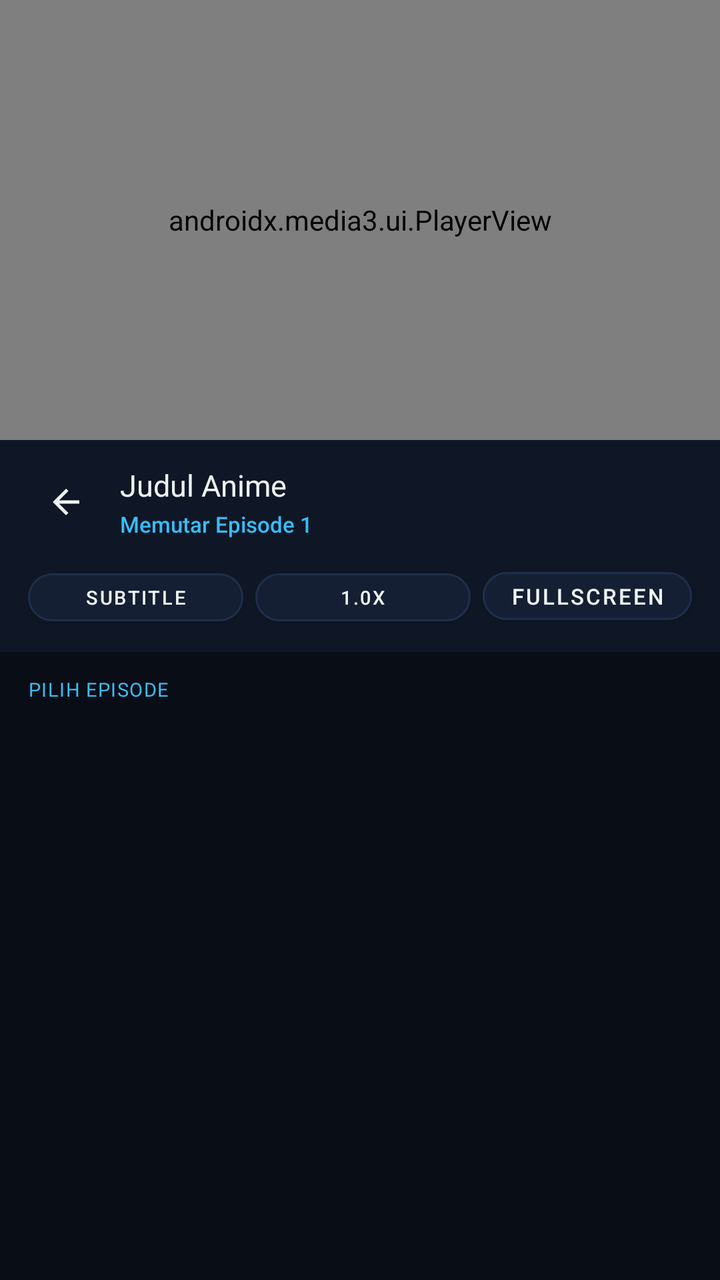
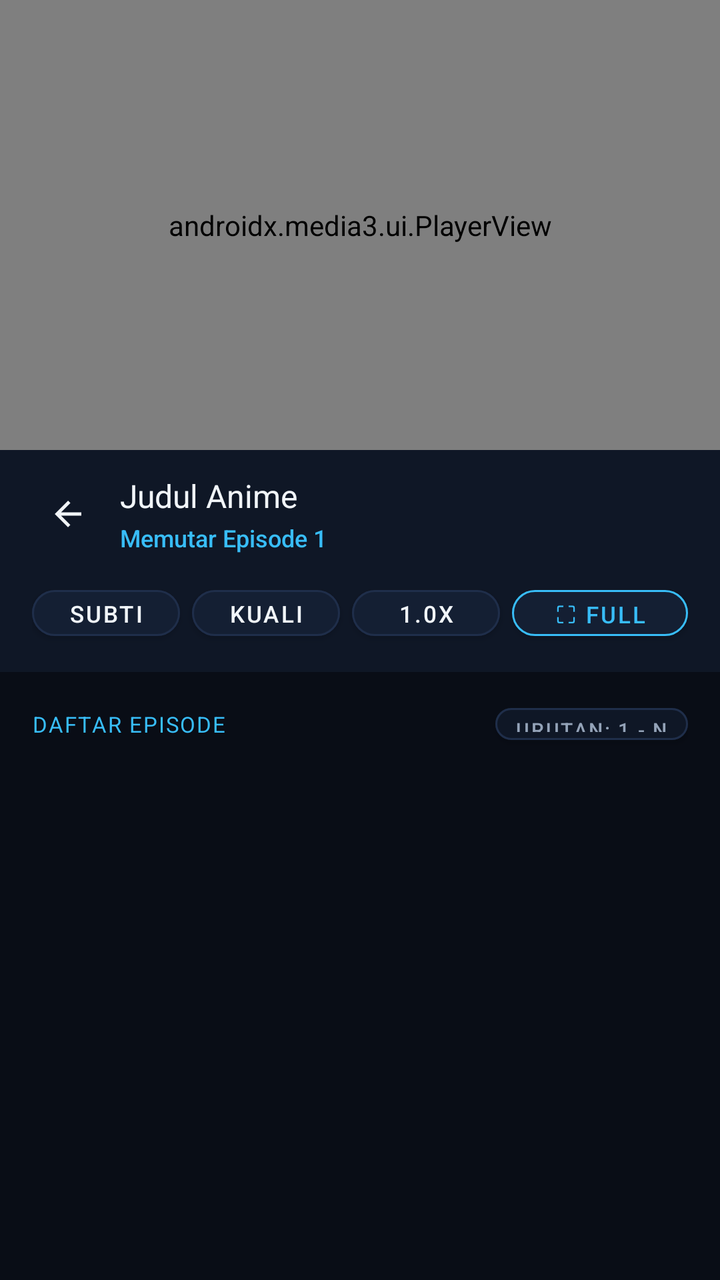

An Android layout rendered at two revisions. The XML below is the earlier revision; the diff shows what the commit changed to produce the second picture.
<!-- AndroidManifest.xml: application theme Theme.Menatap -->
<!-- res/layout/activity_player.xml -->
<?xml version="1.0" encoding="utf-8"?>
<LinearLayout xmlns:android="http://schemas.android.com/apk/res/android"
    xmlns:app="http://schemas.android.com/apk/res-auto"
    android:id="@+id/layout_player_root"
    android:layout_width="match_parent"
    android:layout_height="match_parent"
    android:orientation="vertical"
    android:background="@color/frost_void">

    
    <FrameLayout
        android:id="@+id/fl_player_wrapper"
        android:layout_width="match_parent"
        android:layout_height="220dp"
        android:background="#000000">

        <androidx.media3.ui.PlayerView
            android:id="@+id/player_view"
            android:layout_width="match_parent"
            android:layout_height="match_parent"
            app:surface_type="surface_view"
            app:resize_mode="fit" />

        
        <Button
            android:id="@+id/btn_skip_op_ed"
            android:layout_width="wrap_content"
            android:layout_height="38dp"
            android:layout_gravity="bottom|end"
            android:layout_marginEnd="16dp"
            android:layout_marginBottom="16dp"
            android:backgroundTint="@color/hud_background"
            app:strokeColor="@color/accent_glacial"
            app:strokeWidth="1dp"
            app:cornerRadius="19dp"
            app:icon="@drawable/ic_skip_next"
            app:iconTint="@color/accent_glacial"
            app:iconPadding="4dp"
            app:iconSize="14dp"
            android:text="Lewati Intro"
            android:textColor="@color/text_frost_bright"
            android:textSize="@dimen/text_caption"
            android:fontFamily="sans-serif-medium"
            android:visibility="gone" />

        
        <ImageButton
            android:id="@+id/btn_screen_lock"
            android:layout_width="40dp"
            android:layout_height="40dp"
            android:layout_gravity="start|center_vertical"
            android:layout_marginStart="16dp"
            android:background="@drawable/bg_badge_frost"
            android:src="@drawable/ic_lock_open"
            app:tint="@color/text_frost_bright"
            android:visibility="gone"
            android:contentDescription="Kunci Layar" />

        <ProgressBar
            android:id="@+id/pb_video_buffering"
            android:layout_width="44dp"
            android:layout_height="44dp"
            android:layout_gravity="center"
            android:indeterminateTint="@color/accent_glacial"
            android:visibility="gone" />
    </FrameLayout>

    
    <LinearLayout
        android:id="@+id/layout_portrait_bottom"
        android:layout_width="match_parent"
        android:layout_height="0dp"
        android:layout_weight="1"
        android:orientation="vertical"
        android:background="@color/frost_void">

        
        <LinearLayout
            android:layout_width="match_parent"
            android:layout_height="wrap_content"
            android:orientation="vertical"
            android:paddingHorizontal="14dp"
            android:paddingTop="12dp"
            android:paddingBottom="10dp"
            android:background="@color/frost_surface">

            <LinearLayout
                android:layout_width="match_parent"
                android:layout_height="wrap_content"
                android:orientation="horizontal"
                android:gravity="center_vertical">

                <ImageButton
                    android:id="@+id/btn_portrait_back"
                    android:layout_width="38dp"
                    android:layout_height="38dp"
                    android:background="?android:attr/selectableItemBackgroundBorderless"
                    android:src="@drawable/ic_arrow_back"
                    app:tint="@color/text_frost_bright"
                    android:contentDescription="Kembali" />

                <LinearLayout
                    android:layout_width="0dp"
                    android:layout_height="wrap_content"
                    android:layout_weight="1"
                    android:layout_marginStart="8dp"
                    android:orientation="vertical">

                    <TextView
                        android:id="@+id/tv_portrait_anime_title"
                        android:layout_width="match_parent"
                        android:layout_height="wrap_content"
                        android:text="Judul Anime"
                        android:textColor="@color/text_frost_bright"
                        android:textSize="@dimen/text_title"
                        android:fontFamily="sans-serif-bold"
                        android:maxLines="1"
                        android:ellipsize="end" />

                    <TextView
                        android:id="@+id/tv_portrait_current_ep"
                        android:layout_width="wrap_content"
                        android:layout_height="wrap_content"
                        android:layout_marginTop="2dp"
                        android:text="Memutar Episode 1"
                        android:textColor="@color/accent_glacial"
                        android:textSize="@dimen/text_caption"
                        android:fontFamily="sans-serif-medium" />
                </LinearLayout>
            </LinearLayout>

            
            <LinearLayout
                android:layout_width="match_parent"
                android:layout_height="wrap_content"
                android:orientation="horizontal"
                android:layout_marginTop="10dp">

                <Button
                    android:id="@+id/btn_portrait_sub"
                    android:layout_width="0dp"
                    android:layout_height="36dp"
                    android:layout_weight="1"
                    android:layout_marginEnd="6dp"
                    android:text="Subtitle"
                    android:textSize="@dimen/text_badge"
                    android:textColor="@color/text_frost_bright"
                    android:backgroundTint="@color/frost_elevated"
                    app:cornerRadius="18dp"
                    app:strokeColor="@color/frost_border"
                    app:strokeWidth="1dp" />

                <Button
                    android:id="@+id/btn_portrait_speed"
                    android:layout_width="0dp"
                    android:layout_height="36dp"
                    android:layout_weight="1"
                    android:layout_marginEnd="6dp"
                    android:text="1.0x"
                    android:textSize="@dimen/text_badge"
                    android:textColor="@color/text_frost_bright"
                    android:backgroundTint="@color/frost_elevated"
                    app:cornerRadius="18dp"
                    app:strokeColor="@color/frost_border"
                    app:strokeWidth="1dp" />

                <Button
                    android:id="@+id/btn_portrait_fullscreen"
                    android:layout_width="wrap_content"
                    android:layout_height="36dp"
                    android:paddingHorizontal="14dp"
                    android:text="Fullscreen"
                    android:textSize="@dimen/text_caption"
                    android:textColor="@color/text_frost_bright"
                    android:backgroundTint="@color/frost_elevated"
                    app:cornerRadius="18dp"
                    app:strokeColor="@color/frost_border"
                    app:strokeWidth="1dp" />
            </LinearLayout>
        </LinearLayout>

        
        <TextView
            android:layout_width="wrap_content"
            android:layout_height="wrap_content"
            android:layout_marginStart="14dp"
            android:layout_marginTop="12dp"
            android:layout_marginBottom="6dp"
            android:text="PILIH EPISODE"
            android:textColor="@color/accent_glacial"
            android:textSize="@dimen/text_badge"
            android:fontFamily="sans-serif-bold"
            android:letterSpacing="0.05" />

        <androidx.recyclerview.widget.RecyclerView
            android:id="@+id/rv_portrait_episodes"
            android:layout_width="match_parent"
            android:layout_height="0dp"
            android:layout_weight="1"
            android:paddingHorizontal="10dp"
            android:clipToPadding="false"
            android:scrollbars="vertical" />
    </LinearLayout>
</LinearLayout>
<!-- resources referenced by this layout -->
<resources>
  <color name="accent_glacial">#38BDF8</color>
  <color name="frost_border">#1F2E4A</color>
  <color name="frost_elevated">#141F33</color>
  <color name="frost_surface">#0F1726</color>
  <color name="frost_void">#090D16</color>
  <color name="hud_background">#D9090D16</color>
  <color name="text_frost_bright">#F1F5F9</color>
  <dimen name="text_badge">9.5sp</dimen>
  <dimen name="text_caption">11sp</dimen>
  <dimen name="text_title">15sp</dimen>
  <!-- drawable bg_badge_frost (drawable) -->
  <?xml version="1.0" encoding="utf-8"?>
  <shape xmlns:android="http://schemas.android.com/apk/res/android"
      android:shape="rectangle">
      <corners android:radius="6dp" />
      <solid android:color="#CC080C14" />
      <stroke
          android:width="0.8dp"
          android:color="@color/frost_border" />
  </shape>
  <color name="accent_azure">#38BDF8</color>
  <color name="accent_frost_iris">#818CF8</color>
  <color name="text_frost_subtle">#94A3B8</color>
  <!-- unchanged entries left out for length: 4 -->
</resources>

<!-- the commit's change to res/layout/activity_player.xml (unified diff, before → after) -->
@@ -11,15 +11,184 @@
     <FrameLayout
         android:id="@+id/fl_player_wrapper"
         android:layout_width="match_parent"
-        android:layout_height="220dp"
+        android:layout_height="225dp"
         android:background="#000000">
 
+        
         <androidx.media3.ui.PlayerView
             android:id="@+id/player_view"
             android:layout_width="match_parent"
             android:layout_height="match_parent"
-            app:surface_type="surface_view"
-            app:resize_mode="fit" />
+            app:use_controller="true"
+            app:show_timeout="3500"
+            app:show_next_button="true"
+            app:show_previous_button="true"
+            app:show_subtitle_button="true"
+            app:resize_mode="fit"
+            app:surface_type="surface_view" />
+
+        
+        <LinearLayout
+            android:id="@+id/hud_hold_speed"
+            android:layout_width="wrap_content"
+            android:layout_height="wrap_content"
+            android:layout_gravity="top|center_horizontal"
+            android:layout_marginTop="28dp"
+            android:orientation="horizontal"
+            android:gravity="center"
+            android:background="@drawable/bg_player_hud_pill"
+            android:paddingHorizontal="18dp"
+            android:paddingVertical="8dp"
+            android:elevation="6dp"
+            android:visibility="gone">
+
+            <TextView
+                android:id="@+id/tv_hold_speed_icon"
+                android:layout_width="wrap_content"
+                android:layout_height="wrap_content"
+                android:text="⚡"
+                android:textColor="@color/accent_glacial"
+                android:textSize="15sp" />
+
+            <TextView
+                android:id="@+id/tv_hold_speed_text"
+                android:layout_width="wrap_content"
+                android:layout_height="wrap_content"
+                android:layout_marginStart="8dp"
+                android:text="2X Cepat >>"
+                android:textColor="@color/text_frost_bright"
+                android:textSize="13sp"
+                android:fontFamily="sans-serif-medium" />
+        </LinearLayout>
+
+        
+        <LinearLayout
+            android:id="@+id/hud_osd"
+            android:layout_width="wrap_content"
+            android:layout_height="wrap_content"
+            android:layout_gravity="center"
+            android:orientation="horizontal"
+            android:gravity="center_vertical"
+            android:background="@drawable/bg_player_hud_pill"
+            android:paddingHorizontal="20dp"
+            android:paddingVertical="9dp"
+            android:elevation="6dp"
+            android:visibility="gone">
+
+            <TextView
+                android:id="@+id/tv_osd_icon"
+                android:layout_width="wrap_content"
+                android:layout_height="wrap_content"
+                android:text="VOL"
+                android:textColor="@color/accent_glacial"
+                android:textSize="12sp"
+                android:fontFamily="sans-serif-bold"
+                android:letterSpacing="0.04" />
+
+            <ProgressBar
+                android:id="@+id/pb_osd_bar"
+                style="?android:attr/progressBarStyleHorizontal"
+                android:layout_width="110dp"
+                android:layout_height="5dp"
+                android:layout_marginStart="12dp"
+                android:max="100"
+                android:progress="50"
+                android:progressTint="@color/accent_glacial" />
+
+            <TextView
+                android:id="@+id/tv_osd_val"
+                android:layout_width="wrap_content"
+                android:layout_height="wrap_content"
+                android:layout_marginStart="10dp"
+                android:text="50%"
+                android:textColor="@color/text_frost_bright"
+                android:textSize="13sp"
+                android:fontFamily="sans-serif-medium" />
+        </LinearLayout>
+
+        
+        <TextView
+            android:id="@+id/tv_ripple_left"
+            android:layout_width="130dp"
+            android:layout_height="match_parent"
+            android:layout_gravity="start"
+            android:gravity="center"
+            android:text="-10s"
+            android:textColor="@color/text_frost_bright"
+            android:textSize="18sp"
+            android:fontFamily="sans-serif-bold"
+            android:background="@drawable/bg_ripple_seek_left"
+            android:visibility="gone" />
+
+        <TextView
+            android:id="@+id/tv_ripple_right"
+            android:layout_width="130dp"
+            android:layout_height="match_parent"
+            android:layout_gravity="end"
+            android:gravity="center"
+            android:text="+10s"
+            android:textColor="@color/text_frost_bright"
+            android:textSize="18sp"
+            android:fontFamily="sans-serif-bold"
+            android:background="@drawable/bg_ripple_seek_right"
+            android:visibility="gone" />
+
+        
+        <LinearLayout
+            android:id="@+id/layout_buffering"
+            android:layout_width="wrap_content"
+            android:layout_height="wrap_content"
+            android:layout_gravity="center"
+            android:gravity="center"
+            android:orientation="vertical"
+            android:paddingHorizontal="22dp"
+            android:paddingVertical="14dp"
+            android:background="@drawable/bg_buffering_hud"
+            android:visibility="gone">
+
+            <ProgressBar
+                android:id="@+id/pb_video_buffering"
+                android:layout_width="32dp"
+                android:layout_height="32dp"
+                android:indeterminate="true"
+                android:indeterminateTint="@color/accent_glacial" />
+
+            <TextView
+                android:id="@+id/tv_buffering_text"
+                android:layout_width="wrap_content"
+                android:layout_height="wrap_content"
+                android:layout_marginTop="8dp"
+                android:text="MENYIAPKAN STREAM..."
+                android:textColor="@color/accent_glacial"
+                android:textSize="11sp"
+                android:fontFamily="sans-serif-bold"
+                android:letterSpacing="0.05" />
+        </LinearLayout>
+
+        
+        <TextView
+            android:id="@+id/tv_subtitles"
+            android:layout_width="wrap_content"
+            android:layout_height="wrap_content"
+            android:layout_gravity="bottom|center_horizontal"
+            android:layout_marginBottom="22dp"
+            android:layout_marginHorizontal="20dp"
+            android:maxWidth="560dp"
+            android:elevation="20dp"
+            android:background="@drawable/bg_subtitle_pill"
+            android:paddingHorizontal="14dp"
+            android:paddingVertical="6dp"
+            android:gravity="center"
+            android:textAlignment="center"
+            android:text=""
+            android:textColor="#FFFFFF"
+            android:textSize="16sp"
+            android:textStyle="bold"
+            android:shadowColor="#000000"
+            android:shadowDx="1.5"
+            android:shadowDy="1.5"
+            android:shadowRadius="3.5"
+            android:visibility="gone" />
 
         
         <Button
@@ -27,20 +196,22 @@
             android:layout_width="wrap_content"
             android:layout_height="38dp"
             android:layout_gravity="bottom|end"
-            android:layout_marginEnd="16dp"
-            android:layout_marginBottom="16dp"
-            android:backgroundTint="@color/hud_background"
+            android:layout_marginEnd="20dp"
+            android:layout_marginBottom="65dp"
+            android:backgroundTint="#D9090D16"
             app:strokeColor="@color/accent_glacial"
-            app:strokeWidth="1dp"
+            app:strokeWidth="1.5dp"
             app:cornerRadius="19dp"
             app:icon="@drawable/ic_skip_next"
             app:iconTint="@color/accent_glacial"
-            app:iconPadding="4dp"
-            app:iconSize="14dp"
-            android:text="Lewati Intro"
-            android:textColor="@color/text_frost_bright"
-            android:textSize="@dimen/text_caption"
-            android:fontFamily="sans-serif-medium"
+            app:iconPadding="5dp"
+            app:iconSize="15dp"
+            android:paddingHorizontal="14dp"
+            android:text="Lewati Opening"
+            android:textColor="@color/accent_glacial"
+            android:textSize="12sp"
+            android:fontFamily="sans-serif-bold"
+            android:letterSpacing="0.03"
             android:visibility="gone" />
 
         
@@ -56,13 +227,120 @@
             android:visibility="gone"
             android:contentDescription="Kunci Layar" />
 
-        <ProgressBar
-            android:id="@+id/pb_video_buffering"
-            android:layout_width="44dp"
-            android:layout_height="44dp"
-            android:layout_gravity="center"
-            android:indeterminateTint="@color/accent_glacial"
-            android:visibility="gone" />
+        
+        <LinearLayout
+            android:id="@+id/layout_top_bar"
+            android:layout_width="match_parent"
+            android:layout_height="wrap_content"
+            android:layout_gravity="top"
+            android:orientation="horizontal"
+            android:gravity="center_vertical"
+            android:paddingTop="14dp"
+            android:paddingBottom="20dp"
+            android:paddingHorizontal="16dp"
+            android:background="@drawable/bg_player_top_scrim"
+            android:visibility="gone">
+
+            <ImageButton
+                android:id="@+id/btn_player_back"
+                android:layout_width="38dp"
+                android:layout_height="38dp"
+                android:padding="8dp"
+                android:background="@drawable/bg_exo_icon_btn"
+                android:src="@drawable/ic_arrow_back"
+                app:tint="@color/text_frost_bright"
+                android:contentDescription="Kembali" />
+
+            <LinearLayout
+                android:layout_width="0dp"
+                android:layout_height="wrap_content"
+                android:layout_weight="1"
+                android:layout_marginStart="10dp"
+                android:layout_marginEnd="8dp"
+                android:orientation="vertical">
+
+                <TextView
+                    android:id="@+id/tv_player_title"
+                    android:layout_width="wrap_content"
+                    android:layout_height="wrap_content"
+                    android:text="Memuat Video..."
+                    android:textColor="@color/text_frost_bright"
+                    android:textSize="15sp"
+                    android:fontFamily="sans-serif-bold"
+                    android:singleLine="true"
+                    android:ellipsize="end" />
+
+                <TextView
+                    android:id="@+id/tv_sub_status"
+                    android:layout_width="wrap_content"
+                    android:layout_height="wrap_content"
+                    android:layout_marginTop="2dp"
+                    android:text="Subtitle: Auto (Indonesia)"
+                    android:textColor="@color/text_frost_subtle"
+                    android:textSize="11sp"
+                    android:fontFamily="sans-serif" />
+            </LinearLayout>
+
+            
+            <Button
+                android:id="@+id/btn_aspect"
+                android:layout_width="wrap_content"
+                android:layout_height="34dp"
+                android:layout_marginEnd="6dp"
+                android:paddingHorizontal="11dp"
+                android:text="Fit"
+                android:textSize="11sp"
+                android:fontFamily="sans-serif-medium"
+                android:textColor="@color/text_frost_bright"
+                app:strokeColor="@color/frost_border"
+                app:strokeWidth="1dp"
+                app:cornerRadius="17dp"
+                android:backgroundTint="#CC0F1726" />
+
+            <Button
+                android:id="@+id/btn_quality"
+                android:layout_width="wrap_content"
+                android:layout_height="34dp"
+                android:layout_marginEnd="6dp"
+                android:paddingHorizontal="11dp"
+                android:text="HD"
+                android:textSize="11sp"
+                android:fontFamily="sans-serif-medium"
+                android:textColor="@color/text_frost_bright"
+                app:strokeColor="@color/frost_border"
+                app:strokeWidth="1dp"
+                app:cornerRadius="17dp"
+                android:backgroundTint="#CC0F1726" />
+
+            <Button
+                android:id="@+id/btn_speed"
+                android:layout_width="wrap_content"
+                android:layout_height="34dp"
+                android:layout_marginEnd="6dp"
+                android:paddingHorizontal="11dp"
+                android:text="1.0x"
+                android:textSize="11sp"
+                android:fontFamily="sans-serif-medium"
+                android:textColor="@color/text_frost_bright"
+                app:strokeColor="@color/frost_border"
+                app:strokeWidth="1dp"
+                app:cornerRadius="17dp"
+                android:backgroundTint="#CC0F1726" />
+
+            <Button
+                android:id="@+id/btn_sub_selector"
+                android:layout_width="wrap_content"
+                android:layout_height="34dp"
+                android:paddingHorizontal="11dp"
+                android:text="Sub"
+                android:textSize="11sp"
+                android:fontFamily="sans-serif-medium"
+                android:textColor="@color/text_frost_bright"
+                app:strokeColor="@color/frost_border"
+                app:strokeWidth="1dp"
+                app:cornerRadius="17dp"
+                android:backgroundTint="#CC0F1726" />
+        </LinearLayout>
     </FrameLayout>
 
     
@@ -79,9 +357,9 @@
             android:layout_width="match_parent"
             android:layout_height="wrap_content"
             android:orientation="vertical"
-            android:paddingHorizontal="14dp"
+            android:paddingHorizontal="16dp"
             android:paddingTop="12dp"
-            android:paddingBottom="10dp"
+            android:paddingBottom="12dp"
             android:background="@color/frost_surface">
 
             <LinearLayout
@@ -92,8 +370,8 @@
 
                 <ImageButton
                     android:id="@+id/btn_portrait_back"
-                    android:layout_width="38dp"
-                    android:layout_height="38dp"
+                    android:layout_width="36dp"
+                    android:layout_height="36dp"
                     android:background="?android:attr/selectableItemBackgroundBorderless"
                     android:src="@drawable/ic_arrow_back"
                     app:tint="@color/text_frost_bright"
@@ -112,7 +390,7 @@
                         android:layout_height="wrap_content"
                         android:text="Judul Anime"
                         android:textColor="@color/text_frost_bright"
-                        android:textSize="@dimen/text_title"
+                        android:textSize="16sp"
                         android:fontFamily="sans-serif-bold"
                         android:maxLines="1"
                         android:ellipsize="end" />
@@ -124,7 +402,7 @@
                         android:layout_marginTop="2dp"
                         android:text="Memutar Episode 1"
                         android:textColor="@color/accent_glacial"
-                        android:textSize="@dimen/text_caption"
+                        android:textSize="12sp"
                         android:fontFamily="sans-serif-medium" />
                 </LinearLayout>
             </LinearLayout>
@@ -134,70 +412,109 @@
                 android:layout_width="match_parent"
                 android:layout_height="wrap_content"
                 android:orientation="horizontal"
-                android:layout_marginTop="10dp">
+                android:gravity="center_vertical"
+                android:layout_marginTop="12dp">
 
                 <Button
                     android:id="@+id/btn_portrait_sub"
                     android:layout_width="0dp"
-                    android:layout_height="36dp"
+                    android:layout_height="35dp"
                     android:layout_weight="1"
                     android:layout_marginEnd="6dp"
                     android:text="Subtitle"
-                    android:textSize="@dimen/text_badge"
+                    android:textSize="11.5sp"
                     android:textColor="@color/text_frost_bright"
                     android:backgroundTint="@color/frost_elevated"
-                    app:cornerRadius="18dp"
+                    app:cornerRadius="17dp"
+                    app:strokeColor="@color/frost_border"
+                    app:strokeWidth="1dp" />
+
+                <Button
+                    android:id="@+id/btn_portrait_quality"
+                    android:layout_width="0dp"
+                    android:layout_height="35dp"
+                    android:layout_weight="1"
+                    android:layout_marginEnd="6dp"
+                    android:text="Kualitas"
+                    android:textSize="11.5sp"
+                    android:textColor="@color/text_frost_bright"
+                    android:backgroundTint="@color/frost_elevated"
+                    app:cornerRadius="17dp"
                     app:strokeColor="@color/frost_border"
                     app:strokeWidth="1dp" />
 
                 <Button
                     android:id="@+id/btn_portrait_speed"
                     android:layout_width="0dp"
-                    android:layout_height="36dp"
+                    android:layout_height="35dp"
                     android:layout_weight="1"
                     android:layout_marginEnd="6dp"
                     android:text="1.0x"
-                    android:textSize="@dimen/text_badge"
+                    android:textSize="11.5sp"
                     android:textColor="@color/text_frost_bright"
                     android:backgroundTint="@color/frost_elevated"
-                    app:cornerRadius="18dp"
+                    app:cornerRadius="17dp"
                     app:strokeColor="@color/frost_border"
                     app:strokeWidth="1dp" />
 
                 <Button
                     android:id="@+id/btn_portrait_fullscreen"
                     android:layout_width="wrap_content"
-                    android:layout_height="36dp"
+                    android:layout_height="35dp"
                     android:paddingHorizontal="14dp"
-                    android:text="Fullscreen"
-                    android:textSize="@dimen/text_caption"
-                    android:textColor="@color/text_frost_bright"
+                    android:text="⛶ Full"
+                    android:textSize="11.5sp"
+                    android:textColor="@color/accent_glacial"
                     android:backgroundTint="@color/frost_elevated"
-                    app:cornerRadius="18dp"
-                    app:strokeColor="@color/frost_border"
+                    app:cornerRadius="17dp"
+                    app:strokeColor="@color/accent_glacial"
                     app:strokeWidth="1dp" />
             </LinearLayout>
         </LinearLayout>
 
         
-        <TextView
-            android:layout_width="wrap_content"
-            android:layout_height="wrap_content"
-            android:layout_marginStart="14dp"
-            android:layout_marginTop="12dp"
-            android:layout_marginBottom="6dp"
-            android:text="PILIH EPISODE"
-            android:textColor="@color/accent_glacial"
-            android:textSize="@dimen/text_badge"
-            android:fontFamily="sans-serif-bold"
-            android:letterSpacing="0.05" />
-
+        <LinearLayout
+            android:layout_width="match_parent"
+            android:layout_height="wrap_content"
+            android:orientation="horizontal"
+            android:gravity="center_vertical"
+            android:paddingHorizontal="16dp"
+            android:paddingTop="12dp"
+            android:paddingBottom="8dp">
+
+            <TextView
+                android:id="@+id/tv_portrait_ep_count"
+                android:layout_width="0dp"
+                android:layout_height="wrap_content"
+                android:layout_weight="1"
+                android:text="DAFTAR EPISODE"
+                android:textColor="@color/accent_glacial"
+                android:textSize="11sp"
+                android:fontFamily="sans-serif-bold"
+                android:letterSpacing="0.06" />
+
+            <Button
+                android:id="@+id/btn_portrait_sort"
+                android:layout_width="wrap_content"
+                android:layout_height="28dp"
+                android:text="Urutan: 1 - N"
+                android:textColor="@color/text_frost_subtle"
+                android:backgroundTint="@color/frost_surface"
+                app:cornerRadius="14dp"
+                app:strokeColor="@color/frost_border"
+                app:strokeWidth="1dp"
+                android:textSize="10sp"
+                android:paddingHorizontal="10dp" />
+        </LinearLayout>
+
+        
         <androidx.recyclerview.widget.RecyclerView
             android:id="@+id/rv_portrait_episodes"
             android:layout_width="match_parent"
             android:layout_height="0dp"
             android:layout_weight="1"
-            android:paddingHorizontal="10dp"
+            android:paddingHorizontal="12dp"
+            android:paddingBottom="20dp"
             android:clipToPadding="false"
             android:scrollbars="vertical" />
     </LinearLayout>
<!-- resource entries referenced after the edit -->
@@ -5,11 +5,7 @@
   <color name="frost_elevated">#141F33</color>
   <color name="frost_surface">#0F1726</color>
   <color name="frost_void">#090D16</color>
-  <color name="hud_background">#D9090D16</color>
   <color name="text_frost_bright">#F1F5F9</color>
-  <dimen name="text_badge">9.5sp</dimen>
-  <dimen name="text_caption">11sp</dimen>
-  <dimen name="text_title">15sp</dimen>
   <!-- drawable bg_badge_frost (drawable) -->
   <?xml version="1.0" encoding="utf-8"?>
   <shape xmlns:android="http://schemas.android.com/apk/res/android"
@@ -20,6 +16,93 @@
           android:width="0.8dp"
           android:color="@color/frost_border" />
   </shape>
+  <!-- drawable bg_buffering_hud (drawable) -->
+  <?xml version="1.0" encoding="utf-8"?>
+  <shape xmlns:android="http://schemas.android.com/apk/res/android"
+      android:shape="rectangle">
+      <solid android:color="#D9090A0F" />
+      <corners android:radius="14dp" />
+      <stroke
+          android:width="1dp"
+          android:color="#3338BDF8" />
+  </shape>
+  <!-- drawable bg_exo_icon_btn (drawable) -->
+  <?xml version="1.0" encoding="utf-8"?>
+  <selector xmlns:android="http://schemas.android.com/apk/res/android">
+      <item android:state_focused="true">
+          <shape android:shape="oval">
+              <solid android:color="#1E2B45" />
+              <stroke
+                  android:width="2dp"
+                  android:color="#0A84FF" />
+          </shape>
+      </item>
+      <item android:state_pressed="true">
+          <shape android:shape="oval">
+              <solid android:color="#3338BDF8" />
+          </shape>
+      </item>
+      <item>
+          <shape android:shape="oval">
+              <solid android:color="#00000000" />
+          </shape>
+      </item>
+  </selector>
+  <!-- drawable bg_player_hud_pill (drawable) -->
+  <?xml version="1.0" encoding="utf-8"?>
+  <shape xmlns:android="http://schemas.android.com/apk/res/android"
+      android:shape="rectangle">
+      <solid android:color="#E612151E" />
+      <corners android:radius="24dp" />
+      <stroke
+          android:width="1dp"
+          android:color="#4D38BDF8" />
+  </shape>
+  <!-- drawable bg_player_top_scrim (drawable) -->
+  <?xml version="1.0" encoding="utf-8"?>
+  <shape xmlns:android="http://schemas.android.com/apk/res/android"
+      android:shape="rectangle">
+      <gradient
+          android:angle="270"
+          android:startColor="#E606080D"
+          android:centerColor="#8C06080D"
+          android:endColor="#00000000" />
+  </shape>
+  <!-- drawable bg_ripple_seek_left (drawable) -->
+  <?xml version="1.0" encoding="utf-8"?>
+  <shape xmlns:android="http://schemas.android.com/apk/res/android"
+      android:shape="rectangle">
+      <solid android:color="#2638BDF8" />
+      <corners
+          android:topLeftRadius="0dp"
+          android:bottomLeftRadius="0dp"
+          android:topRightRadius="120dp"
+          android:bottomRightRadius="120dp" />
+      <stroke
+          android:width="1dp"
+          android:color="#4038BDF8" />
+  </shape>
+  <!-- drawable bg_ripple_seek_right (drawable) -->
+  <?xml version="1.0" encoding="utf-8"?>
+  <shape xmlns:android="http://schemas.android.com/apk/res/android"
+      android:shape="rectangle">
+      <solid android:color="#2638BDF8" />
+      <corners
+          android:topLeftRadius="120dp"
+          android:bottomLeftRadius="120dp"
+          android:topRightRadius="0dp"
+          android:bottomRightRadius="0dp" />
+      <stroke
+          android:width="1dp"
+          android:color="#4038BDF8" />
+  </shape>
+  <!-- drawable bg_subtitle_pill (drawable) -->
+  <?xml version="1.0" encoding="utf-8"?>
+  <shape xmlns:android="http://schemas.android.com/apk/res/android"
+      android:shape="rectangle">
+      <corners android:radius="6dp" />
+      <solid android:color="#4D000000" />
+  </shape>
   <color name="accent_azure">#38BDF8</color>
   <color name="accent_frost_iris">#818CF8</color>
   <color name="text_frost_subtle">#94A3B8</color>
